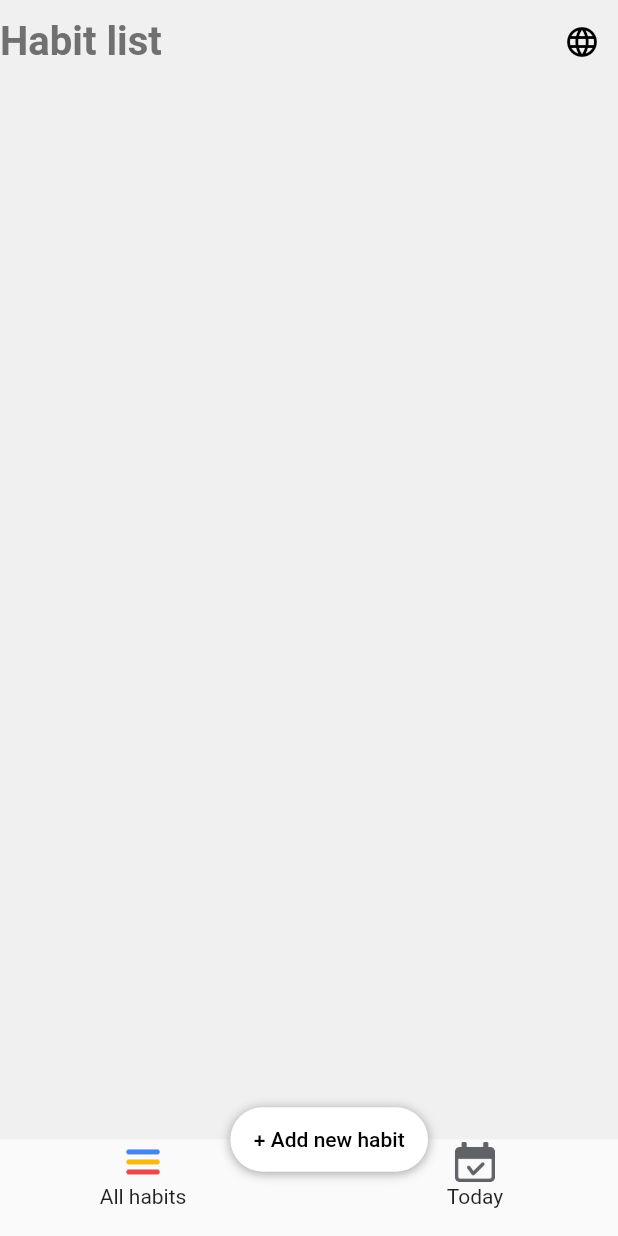
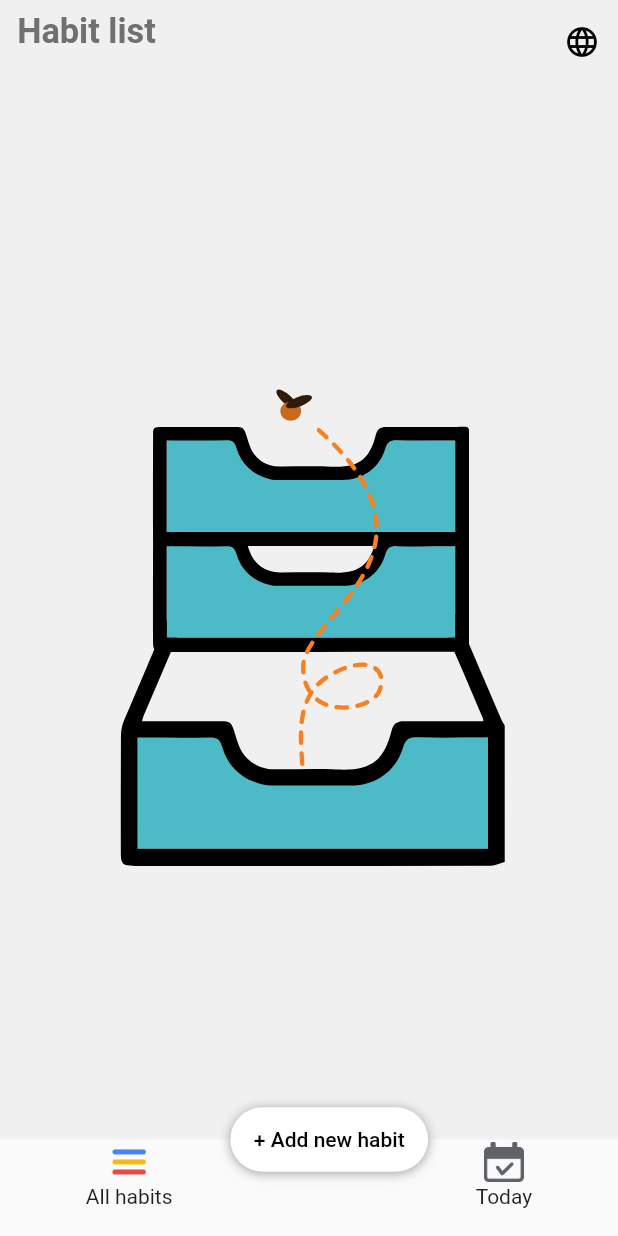
Before and after one commit to yusufmsabeh/Habit_Tracker_Clone, a Flutter app: the screen it shows after launch, on a phone screen of 412 x 824 dp. Run offline on Flutter 3.47's test engine with Material 2 defaults, Android fonts, the phone set to English and light mode, and no system bars; our stand-ins replace easy_localization, flutter_screenutil, fluttertoast, google_fonts, lottie and 3 more; missing offline and left inert: dart:ffi; accounts and stored records are empty.

Commit message:
modifed files

```diff
--- a/lib/HomePage.dart
+++ b/lib/HomePage.dart
@@ -42,7 +42,7 @@ class _HomePageState extends State<HomePage> {
           child: Container(
             margin: context.locale.toString() == 'en'
                 ? EdgeInsets.only(right: 290.w)
-                : EdgeInsets.only(left: 290.w),
+                : EdgeInsets.only(left: 250.w),
             height: 100.h,
             padding: EdgeInsets.symmetric(horizontal: 20.w),
             decoration: BoxDecoration(boxShadow: const [
@@ -105,13 +105,15 @@ class _HomePageState extends State<HomePage> {
                 )
               : Container(
                   width: double.infinity,
-                  margin: EdgeInsets.only(top: 30.w, right: 30.w),
+                  margin: context.locale.toString() == 'ar'
+                      ? EdgeInsets.only(top: 20.w, right: 30.w)
+                      : EdgeInsets.only(top: 20.w, left: 30.w),
                   child: Text(
                     'HabitList'.tr(),
                     style: TextStyle(
                         color: const Color.fromARGB(255, 112, 112, 112),
                         fontWeight: FontWeight.bold,
-                        fontSize: 70.sp),
+                        fontSize: 60.sp),
                   )),
           backgroundColor: const Color.fromARGB(255, 240, 240, 240),
           elevation: 0,
@@ -122,7 +124,7 @@ class _HomePageState extends State<HomePage> {
             Container(
               margin: EdgeInsets.symmetric(horizontal: 150.w),
               child: Row(
-                mainAxisAlignment: MainAxisAlignment.center,
+                mainAxisAlignment: MainAxisAlignment.spaceEvenly,
                 children: [
                   GestureDetector(
                     onTap: () {
@@ -131,7 +133,7 @@ class _HomePageState extends State<HomePage> {
                       print("Changethe curreintindex");
                     },
                     child: SizedBox(
-                      width: 200.w,
+                      // width: 100.w,
                       child: Column(
                         children: [
                           SizedBox(
@@ -148,17 +150,14 @@ class _HomePageState extends State<HomePage> {
                       ),
                     ),
                   ),
-                  const Spacer(
-                    flex: 1,
-                  ),
+                  const Spacer(),
                   GestureDetector(
                     onTap: () {
                       Provider.of<DBProvider>(context, listen: false)
                           .changeCurrentIndex(1);
-                      print("Changeing the current index to 1");
                     },
                     child: SizedBox(
-                      width: 200.w,
+                      // width: 100.w,
                       child: Column(
                         children: [
                           SizedBox(
--- a/lib/Screens/AllHabits.dart
+++ b/lib/Screens/AllHabits.dart
@@ -20,7 +20,9 @@ class AllHabits extends StatefulWidget {
 class _AllHabitsState extends State<AllHabits> {
   @override
   Widget build(BuildContext context) {
-    return Container(
+    return Provider.of<DBProvider>(context).allHabits.isEmpty
+        ? Center(child: Lottie.asset('assets/animations/empty.json'))
+        : Container(
             margin: EdgeInsets.symmetric(horizontal: 40.w),
             child: ListView.builder(
                 itemCount: Provider.of<DBProvider>(context).allHabits.length,
--- a/lib/Widgets.dart/HabitWidget.dart
+++ b/lib/Widgets.dart/HabitWidget.dart
@@ -29,7 +29,7 @@ class HabitWidget extends StatelessWidget {
         }));
       },
       child: Container(
-        height: 500.h,
+        height: 400.h,
         margin: EdgeInsets.only(bottom: 50.w),
         decoration: BoxDecoration(
             borderRadius: BorderRadius.circular(40.r), color: Colors.white),
@@ -45,7 +45,7 @@ class HabitWidget extends StatelessWidget {
                   },
                   child: Container(
                     margin: EdgeInsets.all(30.w),
-                    height: 60.h,
+                    height: 50.h,
                     width: 60.w,
                     decoration: const BoxDecoration(
                         image: DecorationImage(
@@ -80,7 +80,7 @@ class HabitWidget extends StatelessWidget {
               children: [
                 SizedBox(
                     width: 500.w,
-                    height: 300.h,
+                    height: 250.h,
                     child: SfRadialGauge(
                       axes: <RadialAxis>[
                         RadialAxis(
```
Also changed, not shown: assets/animations/empty.json (+1 -1 lines), lib/Widgets.dart/TodayHabit.dart (+8 -3 lines). Lines whose indentation alone changed are shown as unchanged.
